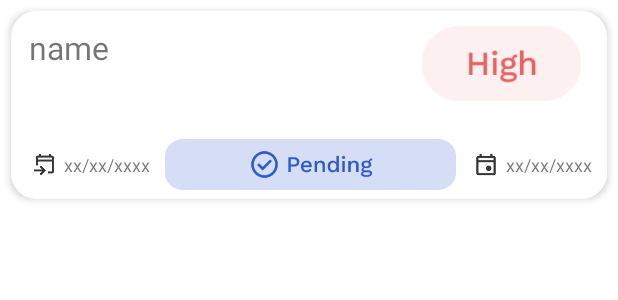
After one commit to ThreeSmart/NAVIO, an Android app: the layout task.xml on its own in the app's theme, with its tools: preview values and no code run, on a phone screen of 412 x 824 dp. The commit adds this screen. Shown: the top 300 px of the screen. Run offline under Robolectric (Android 15) with nearby library versions, the phone set to English and light mode, and no system bars; network calls fail.

Commit message:
pending tasks

```diff
--- a/app/src/main/res/drawable/task_card_bg.xml
+++ b/app/src/main/res/drawable/task_card_bg.xml
@@ -1,23 +1,10 @@
-<vector
-    xmlns:android="http://schemas.android.com/apk/res/android"
-    xmlns:aapt="http://schemas.android.com/aapt"
-    android:width="1250dp"
-    android:height="433dp"
-    android:viewportWidth="1250"
-    android:viewportHeight="433"
-    >
+<shape xmlns:android="http://schemas.android.com/apk/res/android">
+    <solid android:color="#FFFFFF" /> <!--your desired colour for solid-->
 
-    <group>
+    <stroke
+        android:width="3dp"
+        android:color="#FFFFFF" /> <!--your desired colour for border-->
 
-        <clip-path
-            android:pathData="M50 0H1200C1227.61 0 1250 22.3858 1250 50V383C1250 410.614 1227.61 433 1200 433H50C22.3858 433 0 410.614 0 383V50C0 22.3858 22.3858 0 50 0Z"
-            />
+    <corners android:radius="15dp" /> <!--shape rounded value-->
 
-        <path
-            android:pathData="M0 0V433H1250V0"
-            android:fillColor="#FFFFFF"
-            />
-
-    </group>
-
-</vector>
+</shape>
--- /dev/null
+++ b/app/src/main/res/layout/task.xml
@@ -0,0 +1,136 @@
+<?xml version="1.0" encoding="utf-8"?>
+<androidx.constraintlayout.widget.ConstraintLayout xmlns:android="http://schemas.android.com/apk/res/android"
+    xmlns:app="http://schemas.android.com/apk/res-auto"
+    xmlns:tools="http://schemas.android.com/tools"
+    android:layout_width="match_parent"
+    android:layout_height="wrap_content">
+
+
+    <androidx.constraintlayout.widget.ConstraintLayout
+        android:layout_width="match_parent"
+        android:layout_height="125dp"
+        android:layout_margin="7dp"
+        android:background="@drawable/task_card_bg"
+        android:elevation="3dp"
+        app:layout_constraintBottom_toBottomOf="parent"
+        app:layout_constraintEnd_toEndOf="parent"
+        app:layout_constraintStart_toStartOf="parent"
+        app:layout_constraintTop_toTopOf="parent">
+
+
+        <LinearLayout
+            android:id="@+id/nameAndPriority"
+            android:layout_width="match_parent"
+            android:layout_height="50dp"
+            android:layout_marginStart="12dp"
+            android:layout_marginTop="10dp"
+            android:layout_marginEnd="10dp"
+            android:orientation="horizontal"
+            app:layout_constraintBottom_toBottomOf="parent"
+            app:layout_constraintEnd_toEndOf="parent"
+            app:layout_constraintStart_toStartOf="parent"
+            app:layout_constraintTop_toTopOf="parent"
+            app:layout_constraintVertical_bias="0.0">
+
+            <TextView
+                android:id="@+id/name"
+                android:layout_width="258dp"
+                android:layout_height="wrap_content"
+                android:maxWidth="258dp"
+                android:maxLines="2"
+                android:text="@string/name"
+                android:textSize="21sp" />
+
+            <ImageView
+                android:id="@+id/priority"
+                android:layout_width="0dp"
+                android:layout_height="wrap_content"
+                android:layout_marginEnd="3dp"
+                android:layout_weight="1"
+                app:srcCompat="@drawable/high_priority_bg" />
+        </LinearLayout>
+
+        <LinearLayout
+            android:id="@+id/datesAndStatus"
+            android:layout_width="match_parent"
+            android:layout_height="35dp"
+            android:layout_marginStart="12dp"
+            android:layout_marginEnd="10dp"
+            android:layout_marginBottom="5dp"
+            android:orientation="horizontal"
+            app:layout_constraintBottom_toBottomOf="parent"
+            app:layout_constraintEnd_toEndOf="parent"
+            app:layout_constraintStart_toStartOf="parent"
+            app:layout_constraintTop_toBottomOf="@+id/nameAndPriority"
+            app:layout_constraintVertical_bias="1.0">
+
+            <LinearLayout
+                android:id="@+id/CalendarAndStartDate"
+                android:layout_width="wrap_content"
+                android:layout_height="match_parent"
+                android:orientation="horizontal">
+
+                <ImageView
+                    android:id="@+id/startDateIcon"
+                    android:layout_width="20dp"
+                    android:layout_height="wrap_content"
+                    android:layout_gravity="center"
+                    android:layout_marginEnd="3dp"
+                    android:layout_weight="1"
+                    android:padding="3dp"
+                    app:srcCompat="@drawable/start_date_icon" />
+
+                <TextView
+                    android:id="@+id/startDate"
+                    android:layout_width="wrap_content"
+                    android:layout_height="wrap_content"
+                    android:layout_gravity="center"
+                    android:layout_weight="1"
+                    android:maxLines="1"
+                    android:text="@string/xx_xx_xxxx"
+                    android:textSize="12sp" />
+
+            </LinearLayout>
+
+            <ImageView
+                android:id="@+id/status"
+                android:layout_width="0dp"
+                android:layout_height="wrap_content"
+                android:layout_marginStart="10dp"
+                android:layout_marginEnd="10dp"
+                android:layout_weight="1"
+                app:srcCompat="@drawable/pending_status_bg" />
+
+            <LinearLayout
+                android:id="@+id/CalendarAndEndDate"
+                android:layout_width="wrap_content"
+                android:layout_height="match_parent"
+                android:orientation="horizontal">
+
+                <ImageView
+                    android:id="@+id/endDateIcon"
+                    android:layout_width="20dp"
+                    android:layout_height="wrap_content"
+                    android:layout_gravity="center"
+                    android:layout_marginEnd="3dp"
+                    android:layout_weight="1"
+                    android:padding="3dp"
+                    app:srcCompat="@drawable/end_date_icno"
+                    tools:ignore="ContentDescription" />
+
+                <TextView
+                    android:id="@+id/endDate"
+                    android:layout_width="wrap_content"
+                    android:layout_height="wrap_content"
+                    android:layout_gravity="center"
+                    android:layout_weight="1"
+                    android:maxLines="1"
+                    android:text="xx/xx/xxxx"
+                    android:textSize="12sp" />
+            </LinearLayout>
+        </LinearLayout>
+
+    </androidx.constraintlayout.widget.ConstraintLayout>
+
+
+</androidx.constraintlayout.widget.ConstraintLayout>
--- a/app/src/main/res/values/strings.xml
+++ b/app/src/main/res/values/strings.xml
@@ -58,4 +58,5 @@
     <string name="Update_profile">Update profile</string>
     <string name="Employee_ID">Employee ID</string>
     <string name="No_pending_tasks">No pending tasks</string>
+    <string name="xx_xx_xxxx">xx/xx/xxxx</string>
 </resources>
```
Also changed, not shown: app/src/main/java/com/example/navio/backend/api/apis/TaskAPI.java (+39 -194 lines), app/src/main/java/com/example/navio/backend/enums/RequestTaskStatus.java (added, +16 -0 lines), app/src/main/java/com/example/navio/backend/enums/TaskPriority.java (added, +7 -0 lines), app/src/main/java/com/example/navio/backend/enums/TaskStatus.java (added, +16 -0 lines), app/src/main/java/com/example/navio/ui/account/pages/ProfileActivity.java (+8 -15 lines), app/src/main/java/com/example/navio/ui/home/HomeFragment.java (+13 -3 lines), app/src/main/java/com/example/navio/ui/home/cards/PendingTasksViewMoreActivity.java (+14 -5 lines), app/src/main/java/com/example/navio/ui/home/cards/adapters/TaskStateAdapter.java (added, +106 -0 lines), app/src/main/res/layout/activity_pendingtasks_view_more.xml (+19 -14 lines), app/src/main/res/drawable/complete_status_bg.png (added), app/src/main/res/drawable/view_more.png (added).
